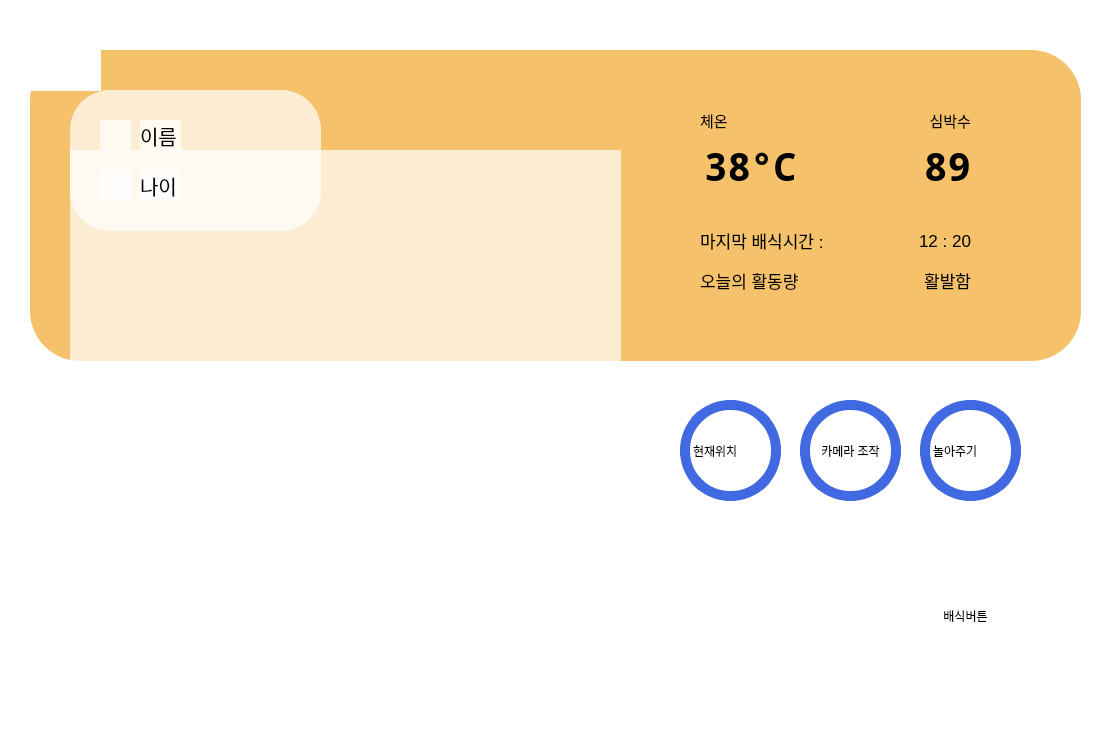
Old version of the form src/Client/Main.ui in the repository addinedu-ros-7th/iot-repo-1.
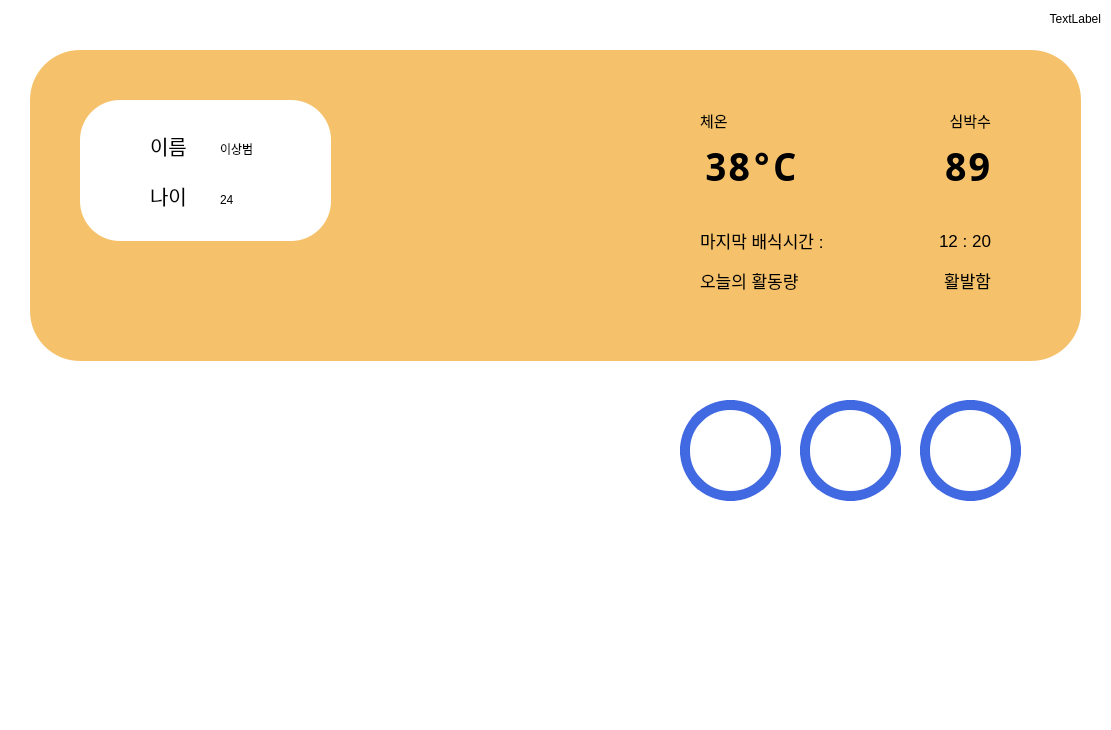
New version of the form. Icons and pictures are not drawn.

Diff of the .ui file:
```diff
--- a/src/Client/Main.ui
+++ b/src/Client/Main.ui
@@ -7,7 +7,7 @@
     <x>0</x>
     <y>0</y>
     <width>1111</width>
-    <height>740</height>
+    <height>730</height>
    </rect>
   </property>
   <property name="windowTitle">
@@ -17,30 +17,7 @@
    <string notr="true">background-color:white
 </string>
   </property>
-  <widget class="QLabel" name="label">
-   <property name="geometry">
-    <rect>
-     <x>920</x>
-     <y>400</y>
-     <width>101</width>
-     <height>101</height>
-    </rect>
-   </property>
-   <property name="styleSheet">
-    <string notr="true">background-color:white;
-border-radius:50px;
-border-color:#4169E1;
-border-width:10px;
-border-style:solid;</string>
-   </property>
-   <property name="text">
-    <string>놀아주기</string>
-   </property>
-   <property name="scaledContents">
-    <bool>true</bool>
-   </property>
-  </widget>
-  <widget class="QLabel" name="label_2">
+  <widget class="QLabel" name="labelPulseIcon">
    <property name="geometry">
     <rect>
      <x>820</x>
@@ -91,7 +68,7 @@
     </rect>
    </property>
    <property name="styleSheet">
-    <string notr="true">background-color:rgb(255,255,255,0);</string>
+    <string notr="true">background-color:transparent</string>
    </property>
    <property name="text">
     <string/>
@@ -100,23 +77,7 @@
     <pixmap>../../Downloads/dog (1).png</pixmap>
    </property>
   </widget>
-  <widget class="QLabel" name="label_5">
-   <property name="geometry">
-    <rect>
-     <x>70</x>
-     <y>150</y>
-     <width>551</width>
-     <height>571</height>
-    </rect>
-   </property>
-   <property name="styleSheet">
-    <string notr="true">background-color:rgb(255,255,255,0.7);</string>
-   </property>
-   <property name="text">
-    <string/>
-   </property>
-  </widget>
-  <widget class="QPushButton" name="pushButton">
+  <widget class="QPushButton" name="btnFeed">
    <property name="geometry">
     <rect>
      <x>870</x>
@@ -129,7 +90,7 @@
     <string notr="true">border-style:outset;</string>
    </property>
    <property name="text">
-    <string>배식버튼</string>
+    <string/>
    </property>
    <property name="icon">
     <iconset>
@@ -205,7 +166,7 @@
 border-style:solid;</string>
    </property>
    <property name="text">
-    <string>카메라 조작</string>
+    <string/>
    </property>
   </widget>
   <widget class="QLabel" name="label_8">
@@ -234,7 +195,7 @@
     <rect>
      <x>920</x>
      <y>140</y>
-     <width>51</width>
+     <width>71</width>
      <height>51</height>
     </rect>
    </property>
@@ -259,7 +220,7 @@
   <widget class="QLabel" name="label_10">
    <property name="geometry">
     <rect>
-     <x>900</x>
+     <x>920</x>
      <y>220</y>
      <width>71</width>
      <height>41</height>
@@ -280,30 +241,7 @@
     <set>Qt::AlignRight|Qt::AlignTrailing|Qt::AlignVCenter</set>
    </property>
   </widget>
-  <widget class="QLabel" name="label_11">
-   <property name="geometry">
-    <rect>
-     <x>680</x>
-     <y>400</y>
-     <width>101</width>
-     <height>101</height>
-    </rect>
-   </property>
-   <property name="styleSheet">
-    <string notr="true">background-color:white;
-border-radius:50px;
-border-color:#4169E1;
-border-width:10px;
-border-style:solid;</string>
-   </property>
-   <property name="text">
-    <string>현재위치</string>
-   </property>
-   <property name="scaledContents">
-    <bool>true</bool>
-   </property>
-  </widget>
-  <widget class="QLabel" name="label_12">
+  <widget class="QLabel" name="labelActInfo">
    <property name="geometry">
     <rect>
      <x>700</x>
@@ -327,7 +265,7 @@
   <widget class="QLabel" name="label_13">
    <property name="geometry">
     <rect>
-     <x>910</x>
+     <x>930</x>
      <y>260</y>
      <width>61</width>
      <height>41</height>
@@ -351,15 +289,14 @@
   <widget class="QFrame" name="frame">
    <property name="geometry">
     <rect>
-     <x>70</x>
-     <y>90</y>
+     <x>80</x>
+     <y>100</y>
      <width>251</width>
      <height>141</height>
     </rect>
    </property>
    <property name="styleSheet">
-    <string notr="true">border-radius:40px;
-background-color:rgb(255,255,255,0.7);</string>
+    <string notr="true">border-radius:40px;</string>
    </property>
    <property name="frameShape">
     <enum>QFrame::StyledPanel</enum>
@@ -446,6 +383,32 @@
      <bool>true</bool>
     </property>
    </widget>
+   <widget class="QLabel" name="labelName">
+    <property name="geometry">
+     <rect>
+      <x>140</x>
+      <y>40</y>
+      <width>71</width>
+      <height>18</height>
+     </rect>
+    </property>
+    <property name="text">
+     <string>이상범</string>
+    </property>
+   </widget>
+   <widget class="QLabel" name="labelAge">
+    <property name="geometry">
+     <rect>
+      <x>140</x>
+      <y>90</y>
+      <width>41</width>
+      <height>20</height>
+     </rect>
+    </property>
+    <property name="text">
+     <string>24</string>
+    </property>
+   </widget>
   </widget>
   <widget class="QLabel" name="label_16">
    <property name="geometry">
@@ -522,7 +485,7 @@
   <widget class="QLabel" name="label_19">
    <property name="geometry">
     <rect>
-     <x>920</x>
+     <x>940</x>
      <y>100</y>
      <width>51</width>
      <height>41</height>
@@ -592,6 +555,7 @@
    </property>
    <property name="styleSheet">
     <string notr="true">border-style:outset;
+background-color:transparent;
 </string>
    </property>
    <property name="text">
@@ -608,14 +572,72 @@
     </size>
    </property>
   </widget>
-  <zorder>label_3</zorder>
-  <zorder>label_4</zorder>
-  <zorder>label_5</zorder>
-  <zorder>label</zorder>
-  <zorder>label_2</zorder>
-  <zorder>pushButton</zorder>
-  <zorder>pushButton_2</zorder>
-  <zorder>label_6</zorder>
+  <widget class="QPushButton" name="btnGpsPage">
+   <property name="geometry">
+    <rect>
+     <x>680</x>
+     <y>400</y>
+     <width>101</width>
+     <height>101</height>
+    </rect>
+   </property>
+   <property name="styleSheet">
+    <string notr="true">background-color:white;
+border-radius:50px;
+border-color:#4169E1;
+border-width:10px;
+border-style:solid;</string>
+   </property>
+   <property name="text">
+    <string/>
+   </property>
+  </widget>
+  <widget class="QPushButton" name="btnPlayPage">
+   <property name="geometry">
+    <rect>
+     <x>920</x>
+     <y>400</y>
+     <width>101</width>
+     <height>101</height>
+    </rect>
+   </property>
+   <property name="styleSheet">
+    <string notr="true">background-color:white;
+border-radius:50px;
+border-color:#4169E1;
+border-width:10px;
+border-style:solid;</string>
+   </property>
+   <property name="text">
+    <string/>
+   </property>
+  </widget>
+  <widget class="QLabel" name="labelDateTime">
+   <property name="geometry">
+    <rect>
+     <x>920</x>
+     <y>10</y>
+     <width>181</width>
+     <height>18</height>
+    </rect>
+   </property>
+   <property name="styleSheet">
+    <string notr="true">background-color:transparent;
+</string>
+   </property>
+   <property name="text">
+    <string>TextLabel</string>
+   </property>
+   <property name="alignment">
+    <set>Qt::AlignRight|Qt::AlignTrailing|Qt::AlignVCenter</set>
+   </property>
+  </widget>
+  <zorder>labelFrame</zorder>
+  <zorder>labelDog</zorder>
+  <zorder>labelPulseIcon</zorder>
+  <zorder>btnFeed</zorder>
+  <zorder>btnHeart</zorder>
+  <zorder>labelFoodEmpty</zorder>
   <zorder>btnCameraPage</zorder>
   <zorder>label_8</zorder>
   <zorder>label_9</zorder>
```
Left out of the diff: 86 changed lines with no effect on the pictures.
